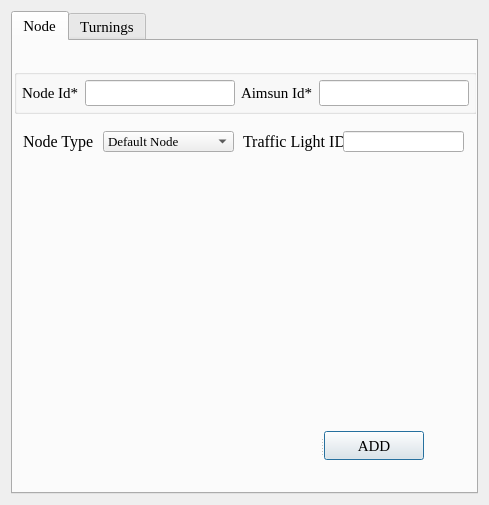
chaitanyamalaviya/Trafficera, file ui_multinode.ui: the form before one commit.
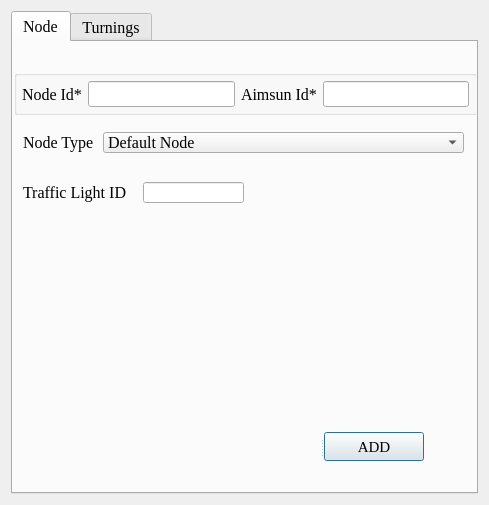
The form after the commit. The open tabs and pages were chosen to show the change.

Diff of the .ui file:
```diff
--- a/ui_multinode.ui
+++ b/ui_multinode.ui
@@ -55,7 +55,7 @@
      <property name="font">
       <font>
        <family>Times New Roman</family>
-       <pointsize>11</pointsize>
+       <pointsize>12</pointsize>
       </font>
      </property>
      <property name="currentIndex">
@@ -77,8 +77,8 @@
       <widget class="QLabel" name="TrafficLightIDlabel">
        <property name="geometry">
         <rect>
-         <x>230</x>
-         <y>90</y>
+         <x>10</x>
+         <y>140</y>
          <width>111</width>
          <height>21</height>
         </rect>
@@ -123,14 +123,14 @@
         <rect>
          <x>90</x>
          <y>90</y>
-         <width>131</width>
+         <width>361</width>
          <height>21</height>
         </rect>
        </property>
        <property name="font">
         <font>
          <family>Times New Roman</family>
-         <pointsize>10</pointsize>
+         <pointsize>12</pointsize>
         </font>
        </property>
        <item>
@@ -162,9 +162,9 @@
       <widget class="QLineEdit" name="trafficLightID">
        <property name="geometry">
         <rect>
-         <x>330</x>
-         <y>90</y>
-         <width>121</width>
+         <x>130</x>
+         <y>140</y>
+         <width>101</width>
          <height>21</height>
         </rect>
        </property>
@@ -207,7 +207,7 @@
             <property name="font">
              <font>
               <family>Times New Roman</family>
-              <pointsize>11</pointsize>
+              <pointsize>12</pointsize>
              </font>
             </property>
             <property name="text">
@@ -233,7 +233,7 @@
             <property name="font">
              <font>
               <family>Times New Roman</family>
-              <pointsize>11</pointsize>
+              <pointsize>12</pointsize>
              </font>
             </property>
             <property name="text">
```
Left out of the diff: 25 changed lines with no effect on the pictures.
